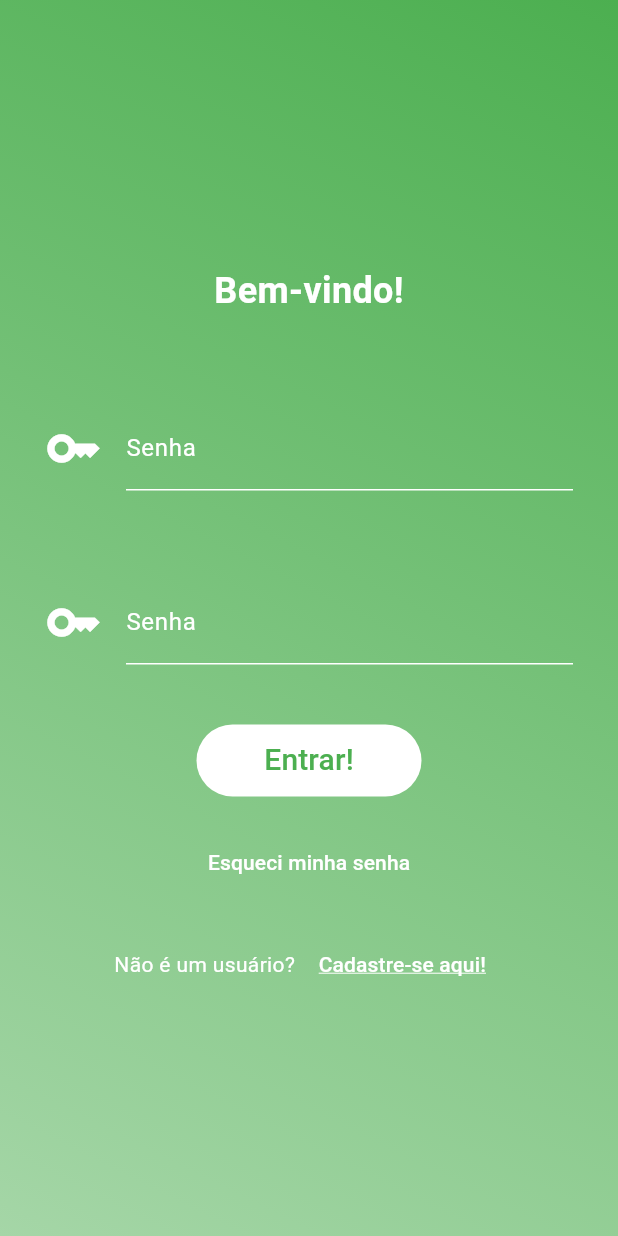
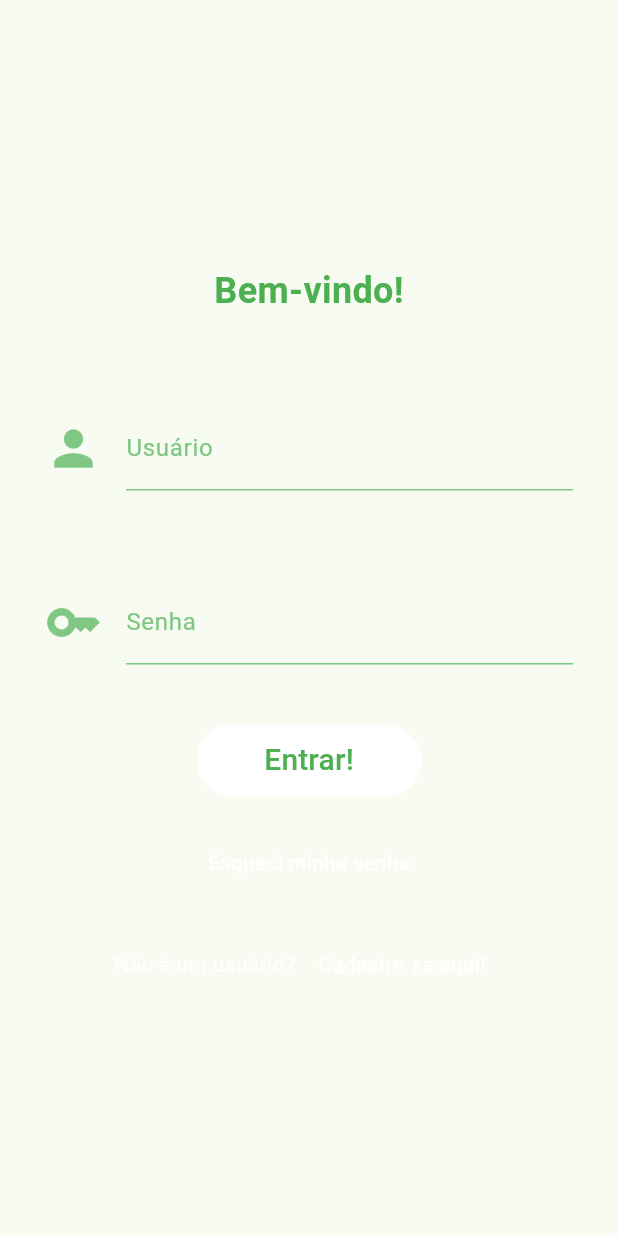
Before and after one commit to gabeFrancisco/DoctorKeyMobile, a Flutter app: the screen it shows after launch, on a phone screen of 412 x 824 dp. Run offline on Flutter 3.47's test engine with Material 2 defaults, Android fonts, the light colour scheme and no system bars.

Commit message:
changed init screen form styles

```diff
--- a/lib/views/init_view.dart
+++ b/lib/views/init_view.dart
@@ -18,14 +18,7 @@ class _LoginScreenState extends State<InitScreen> {
   Widget build(BuildContext context) {
     return Center(
       child: Scaffold(
-        body: Container(
-          decoration: BoxDecoration(
-            gradient: LinearGradient(
-                colors: [Colors.green, Colors.green.shade200],
-                begin: Alignment.topRight,
-                end: Alignment.bottomLeft),
-          ),
-          child: Column(
+        body: Column(
             mainAxisAlignment: MainAxisAlignment.center,
             crossAxisAlignment: CrossAxisAlignment.center,
             children: [
@@ -35,7 +28,7 @@ class _LoginScreenState extends State<InitScreen> {
                   "Bem-vindo!",
                   style: TextStyle(
                       fontSize: 24,
-                        color: Colors.white,
+                      color: Colors.green,
                       fontWeight: FontWeight.bold),
                 ),
               ),
@@ -53,9 +46,12 @@ class _LoginScreenState extends State<InitScreen> {
                               }
                               return null;
                             },
-                              style: const TextStyle(color: Colors.white),
-                              cursorColor: Colors.white,
-                              decoration: setTextFieldDecoration()),
+                            style: const TextStyle(color: Colors.green),
+                            cursorColor: Colors.green,
+                            decoration: setTextFieldDecoration(
+                                "Usuário",
+                                Icon(Icons.person,
+                                    color: Colors.green.shade300, size: 38))),
                       ),
                       Container(
                         padding: const EdgeInsets.all(30),
@@ -73,7 +69,10 @@ class _LoginScreenState extends State<InitScreen> {
                             obscureText: true,
                             style: const TextStyle(color: Colors.white),
                             cursorColor: Colors.white,
-                              decoration: setTextFieldDecoration()),
+                            decoration: setTextFieldDecoration(
+                                "Senha",
+                                Icon(Icons.key,
+                                    color: Colors.green.shade300, size: 38))),
                       ),
                       Container(
                         margin: const EdgeInsets.all(10),
@@ -134,7 +133,6 @@ class _LoginScreenState extends State<InitScreen> {
                   ))
             ]),
       ),
-      ),
     );
   }
 }
--- a/lib/widgets/helpers/textField_decoration.dart
+++ b/lib/widgets/helpers/textField_decoration.dart
@@ -1,21 +1,20 @@
 import 'package:flutter/material.dart';
 
-@override
-InputDecoration setTextFieldDecoration() {
+InputDecoration setTextFieldDecoration(String label, Icon icon) {
   return InputDecoration(
       errorStyle: TextStyle(color: Colors.red.shade300),
       errorBorder: UnderlineInputBorder(
           borderSide: BorderSide(color: Colors.red.shade300)),
       focusedErrorBorder: UnderlineInputBorder(
           borderSide: BorderSide(color: Colors.red.shade300)),
-      focusedBorder: const UnderlineInputBorder(
-          borderSide: BorderSide(color: Colors.white)),
-      enabledBorder: const UnderlineInputBorder(
-          borderSide: BorderSide(color: Colors.white)),
+      focusedBorder: UnderlineInputBorder(
+          borderSide: BorderSide(color: Colors.green.shade300)),
+      enabledBorder: UnderlineInputBorder(
+          borderSide: BorderSide(color: Colors.green.shade300)),
       border: const UnderlineInputBorder(
           borderSide: BorderSide(color: Colors.white)),
-      icon: const Icon(Icons.key, color: Colors.white, size: 38),
-      focusColor: Colors.white,
-      labelText: "Senha",
-      labelStyle: const TextStyle(color: Colors.white));
+      icon: icon,
+      focusColor: Colors.green.shade300,
+      labelText: label,
+      labelStyle: TextStyle(color: Colors.green.shade300));
 }
```
Lines whose indentation alone changed are shown as unchanged.
